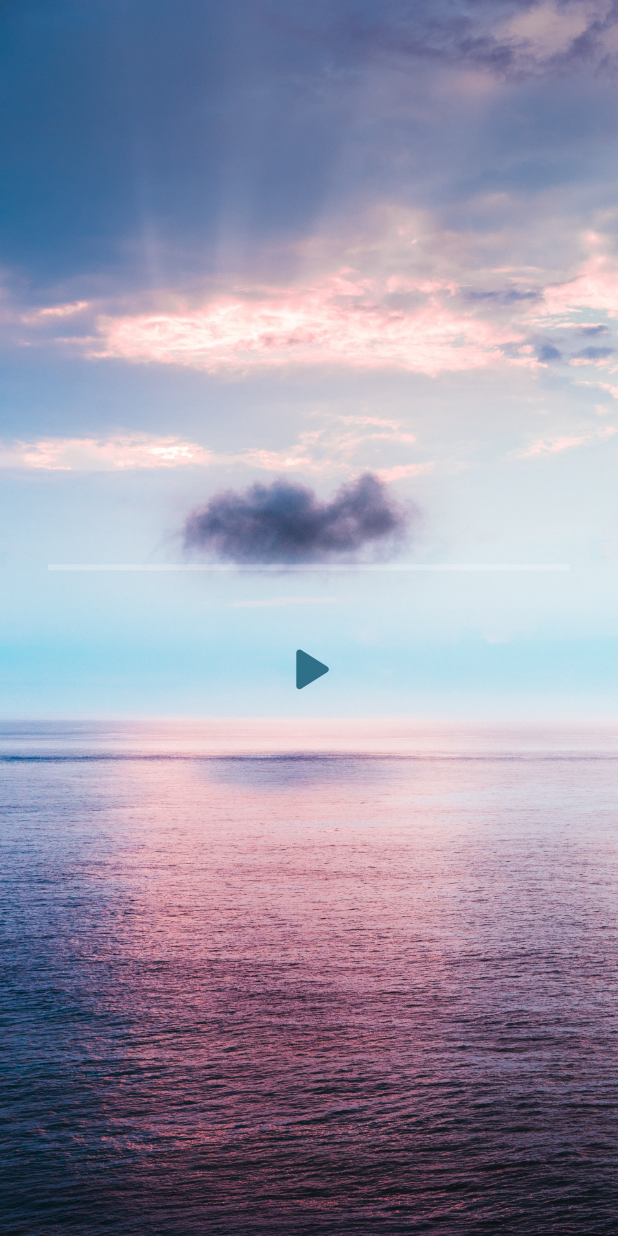
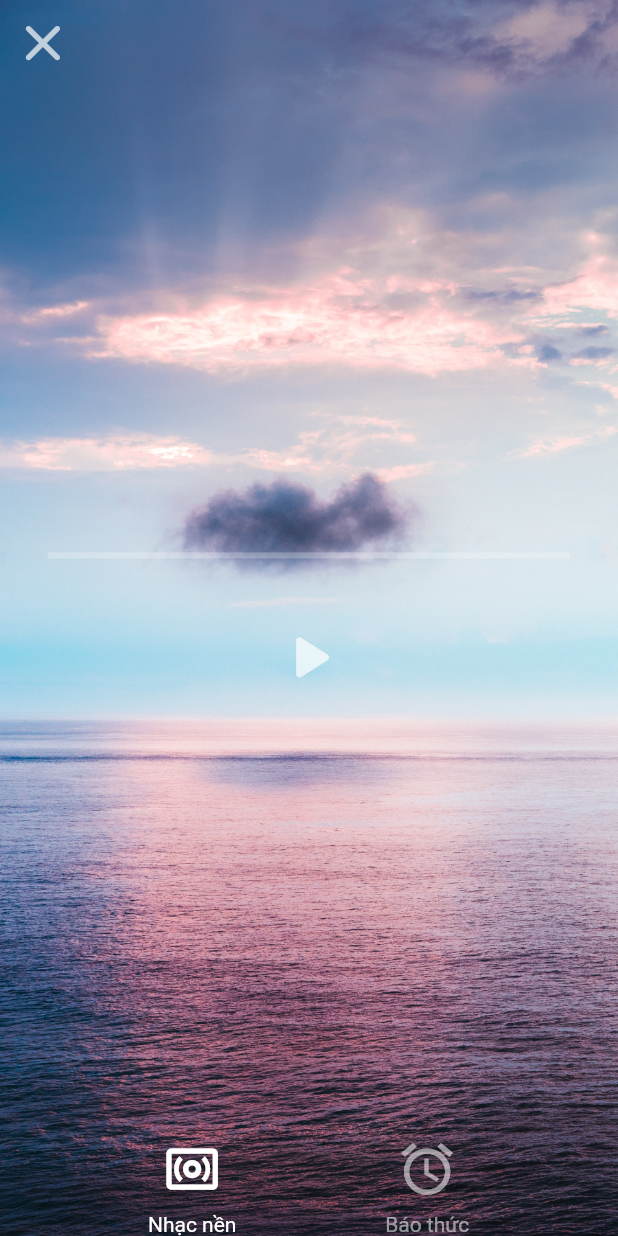
Before and after one commit to thivux/cp22_stress, a Flutter app: the NSDR screen opened directly, on a phone screen of 412 x 824 dp. Run offline on Flutter 3.47's test engine with Material 2 defaults, Android fonts, the phone set to English and light mode, and no system bars; our stand-ins replace audioplayers; statements that could not run were skipped.

Commit message:
functions in nsdr page

```diff
--- a/lib/audio_player.dart
+++ b/lib/audio_player.dart
@@ -20,7 +20,7 @@ class AudioAssetPlayer {
     audioPlayer = await AudioCache().play(filename);
 
     // avoid bug - the duration returned = 0
-    await Future.delayed(const Duration(milliseconds: 100));
+    await Future.delayed(const Duration(milliseconds: 200));
 
     audioDurationMS = await audioPlayer.getDuration();
 
--- a/lib/nsdr_player.dart
+++ b/lib/nsdr_player.dart
@@ -22,8 +22,11 @@ class NSDR extends StatefulWidget {
 
 class NSDRState extends State<NSDR> {
   Color primaryColor = Color(0xff2f6f88);
+  bool alarmOn = false;
+  bool backgroundMusicOn = true;
 
   final nsdrPlayer = AudioAssetPlayer('nsdr.mp3');
+  AudioAssetPlayer alarmPlayer = AudioAssetPlayer('alarm.wav');
 
   // stuff need getting update: state & progress
   late final StreamSubscription progressSubscription;
@@ -37,6 +40,7 @@ class NSDRState extends State<NSDR> {
   @override
   void initState() {
     initFuture = nsdrPlayer.init().then((_) {
+      alarmPlayer.init();
       progressSubscription =
           nsdrPlayer.progressStream.listen((p) => setState(() => progress = p));
       stateSubscription =
@@ -58,18 +62,47 @@ class NSDRState extends State<NSDR> {
 
   @override
   Widget build(BuildContext context) {
+    final screenWidth = MediaQuery.of(context).size.width;
+
+
     return Scaffold(
       body: Container(
-        decoration: BoxDecoration(
+        decoration: const BoxDecoration(
           image: DecorationImage(
-                image: AssetImage('assets/background_1.jpg'), fit: BoxFit.cover)),
-        alignment: Alignment.center,
-        child: FutureBuilder<void>(
+            image: AssetImage('assets/background_1.jpg'),
+            fit: BoxFit.cover,
+            // opacity: 0.8,
+          ),
+        ),
+        child: SafeArea(
+          child: Column(
+            mainAxisAlignment: MainAxisAlignment.spaceBetween,
+            children: [
+              Container(
+                alignment: Alignment.topLeft,
+                child: IconButton(
+                  iconSize: screenWidth / 10,
+                  icon: Icon(
+                    Icons.close_rounded,
+                    color: Colors.white70,
+                  ),
+                  onPressed: null,
+                ),
+              ),
+              FutureBuilder<void>(
                 future: initFuture,
                 builder: (context, snapshot) {
                   if (snapshot.connectionState != ConnectionState.done) {
                     return const Text('loading');
                   }
+
+                  if (state == PlayerState.COMPLETED) {
+                    print('completed');
+                    if (alarmOn == true) {
+                      alarmPlayer.play();
+                    }
+                  }
+
                   return Column(
                     mainAxisAlignment: MainAxisAlignment.center,
                     mainAxisSize: MainAxisSize.min,
@@ -82,11 +115,66 @@ class NSDRState extends State<NSDR> {
                           color: primaryColor,
                         ),
                       ),
-                buildPlayOrPauseButton(MediaQuery.of(context).size.width),
-
+                      buildPlayOrPauseButton(screenWidth),
                     ],
                   );
                 },
+              ),
+              Container(
+                // color: Colors.red,   // uncomment to see shape of container
+                child: Row(
+                  mainAxisAlignment: MainAxisAlignment.spaceEvenly,
+                  children: <Widget>[
+                    Column(
+                      children: [
+                        IconButton(
+                          iconSize: screenWidth / 10,
+                          onPressed: () {
+                            setState(() {
+                              backgroundMusicOn = !backgroundMusicOn;
+                            });
+                          },
+                          icon: Icon(
+                            Icons.surround_sound_outlined,
+                            color: backgroundMusicOn ? Colors.white : Colors.white54,
+                          ),
+                        ),
+                        Text(
+                          "Nhạc nền",
+                          style: TextStyle(
+                            color: backgroundMusicOn ? Colors.white : Colors.white54,
+                          ),
+                        ),
+                      ],
+                    ),
+
+                    Column(
+                      children: [
+                        IconButton(
+                          iconSize: screenWidth / 10,
+                          onPressed: () {
+                            setState(() {
+                              alarmOn = !alarmOn;
+                            });
+                          },
+                          icon: Icon(
+                            Icons.alarm,
+                            color: alarmOn ? Colors.white : Colors.white54,
+                          ),
+                        ),
+                        Text(
+                          "Báo thức",
+                          style: TextStyle(
+                            color: alarmOn ? Colors.white : Colors.white54,
+                          ),
+                        ),
+                      ],
+                    ),
+                  ],
+                ),
+              ),
+            ],
+          ),
         ),
       ),
     );
@@ -95,7 +183,7 @@ class NSDRState extends State<NSDR> {
   Widget buildPlayOrPauseButton(double screenWidth) {
     return IconButton(
         iconSize: screenWidth / 8,
-        color: primaryColor,
+        color: Colors.white70,
         highlightColor: Colors.transparent,
         splashColor: Colors.transparent,
         icon: Icon(state == PlayerState.PLAYING
@@ -103,7 +191,37 @@ class NSDRState extends State<NSDR> {
             : Icons.play_arrow_rounded),
         onPressed: () {
           state == PlayerState.PLAYING ? nsdrPlayer.pause() : nsdrPlayer.play();
-    }
-    );
+        });
   }
 }
+
+// class NSDRToggleButton extends StatefulWidget {
+//   @override
+//   State<StatefulWidget> createState() {
+//     return NSDRToggleButtonsState();
+//   }
+// }
+//
+// class NSDRToggleButtonsState extends State<NSDRToggleButton> {
+//   List<bool> selections = [false, false];
+//
+//   @override
+//   Widget build(BuildContext context) {
+//     return ToggleButtons(
+//       isSelected: selections,
+//       selectedColor: Colors.white,
+//       color: Colors.black,
+//       fillColor: Colors.lightBlue.shade900,
+//       children: <Widget>[
+//         Icon(Icons.ac_unit),
+//         Icon(Icons.call),
+//         // Icon(Icons.cake),
+//       ],
+//       onPressed: (int index) {
+//         setState(() {
+//           selections[index] = !selections[index];
+//         });
+//       },
+//     );
+//   }
+// }
```
Also changed, not shown: lib/layout_playaround.dart (added, +33 -0 lines). Lines whose indentation alone changed are shown as unchanged.
